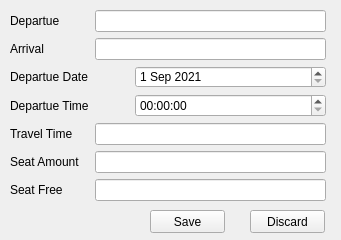
Old version of the form TraTa/add_form.ui in the repository Atomicall/_TraTa_CRUD.
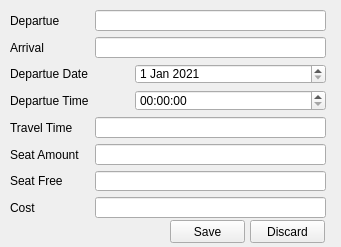
New version of the form.

What changed in the file:
```diff
--- a/TraTa/add_form.ui
+++ b/TraTa/add_form.ui
@@ -7,7 +7,7 @@
     <x>0</x>
     <y>0</y>
     <width>341</width>
-    <height>240</height>
+    <height>247</height>
    </rect>
   </property>
   <property name="windowTitle">
@@ -19,7 +19,7 @@
      <x>10</x>
      <y>10</y>
      <width>316</width>
-     <height>191</height>
+     <height>208</height>
     </rect>
    </property>
    <layout class="QFormLayout" name="formLayout">
@@ -84,21 +84,38 @@
           <hour>23</hour>
           <minute>59</minute>
           <second>59</second>
-          <year>2030</year>
+          <year>2100</year>
           <month>12</month>
           <day>31</day>
          </datetime>
         </property>
         <property name="minimumDateTime">
          <datetime>
-          <hour>0</hour>
-          <minute>0</minute>
-          <second>0</second>
+          <hour>23</hour>
+          <minute>59</minute>
+          <second>59</second>
           <year>2021</year>
-          <month>9</month>
+          <month>1</month>
           <day>1</day>
          </datetime>
         </property>
+        <property name="maximumDate">
+         <date>
+          <year>2100</year>
+          <month>12</month>
+          <day>31</day>
+         </date>
+        </property>
+        <property name="minimumDate">
+         <date>
+          <year>2021</year>
+          <month>1</month>
+          <day>1</day>
+         </date>
+        </property>
+        <property name="currentSection">
+         <enum>QDateTimeEdit::DaySection</enum>
+        </property>
         <property name="calendarPopup">
          <bool>false</bool>
         </property>
@@ -143,6 +160,13 @@
           <day>8</day>
          </datetime>
         </property>
+        <property name="minimumTime">
+         <time>
+          <hour>0</hour>
+          <minute>0</minute>
+          <second>0</second>
+         </time>
+        </property>
        </widget>
       </item>
      </layout>
@@ -177,13 +201,23 @@
     <item row="6" column="1">
      <widget class="QLineEdit" name="Seat_Free_Lineedit"/>
     </item>
+    <item row="7" column="0">
+     <widget class="QLabel" name="Cost_Label">
+      <property name="text">
+       <string>Cost</string>
+      </property>
+     </widget>
+    </item>
+    <item row="7" column="1">
+     <widget class="QLineEdit" name="Cost_LineEdit"/>
+    </item>
    </layout>
   </widget>
   <widget class="QPushButton" name="Save_Button">
    <property name="geometry">
     <rect>
-     <x>150</x>
-     <y>210</y>
+     <x>170</x>
+     <y>220</y>
      <width>75</width>
      <height>23</height>
     </rect>
@@ -196,7 +230,7 @@
    <property name="geometry">
     <rect>
      <x>250</x>
-     <y>210</y>
+     <y>220</y>
      <width>75</width>
      <height>23</height>
     </rect>
```
